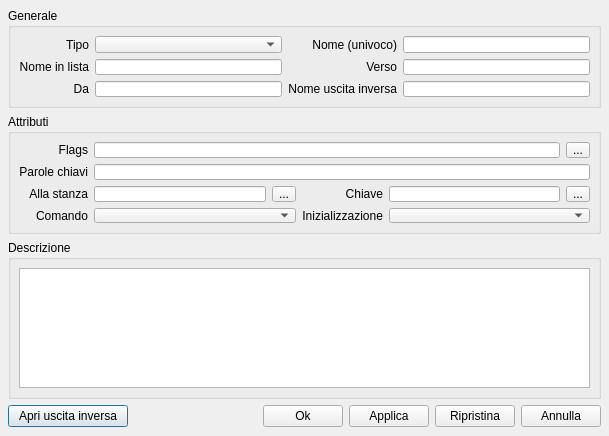
This is guiexit.ui in temporasanguinis/TSKreator as Qt 5 draws it before an edit. The edited form follows.
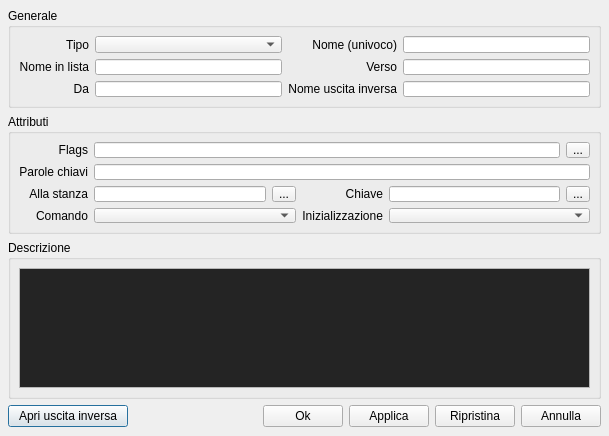
This is the edited form.

Patch:
```diff
--- a/guiexit.ui
+++ b/guiexit.ui
@@ -241,6 +241,70 @@
           <height>200</height>
          </size>
         </property>
+        <property name="palette">
+         <palette>
+          <active>
+           <colorrole role="Text">
+            <brush brushstyle="SolidPattern">
+             <color alpha="255">
+              <red>193</red>
+              <green>193</green>
+              <blue>193</blue>
+             </color>
+            </brush>
+           </colorrole>
+           <colorrole role="Base">
+            <brush brushstyle="SolidPattern">
+             <color alpha="255">
+              <red>36</red>
+              <green>36</green>
+              <blue>36</blue>
+             </color>
+            </brush>
+           </colorrole>
+          </active>
+          <inactive>
+           <colorrole role="Text">
+            <brush brushstyle="SolidPattern">
+             <color alpha="255">
+              <red>193</red>
+              <green>193</green>
+              <blue>193</blue>
+             </color>
+            </brush>
+           </colorrole>
+           <colorrole role="Base">
+            <brush brushstyle="SolidPattern">
+             <color alpha="255">
+              <red>36</red>
+              <green>36</green>
+              <blue>36</blue>
+             </color>
+            </brush>
+           </colorrole>
+          </inactive>
+          <disabled>
+           <colorrole role="Text">
+            <brush brushstyle="SolidPattern">
+             <color alpha="255">
+              <red>120</red>
+              <green>120</green>
+              <blue>120</blue>
+             </color>
+            </brush>
+           </colorrole>
+           <colorrole role="Base">
+            <brush brushstyle="SolidPattern">
+             <color alpha="255">
+              <red>240</red>
+              <green>240</green>
+              <blue>240</blue>
+             </color>
+            </brush>
+           </colorrole>
+          </disabled>
+         </palette>
+        </property>
        </widget>
       </item>
      </layout>
@@ -364,8 +428,8 @@
     </widget>
    </item>
   </layout>
-  <widget class="QWidget" name="" >
-   <property name="geometry" >
+  <widget class="QWidget" name="widget" native="true">
+   <property name="geometry">
     <rect>
      <x>9</x>
      <y>402</y>
@@ -375,8 +439,7 @@
    </property>
   </widget>
  </widget>
- <layoutdefault spacing="5" margin="5" />
- <pixmapfunction></pixmapfunction>
+ <layoutdefault spacing="5" margin="5"/>
  <tabstops>
   <tabstop>mp_comboDirection</tabstop>
   <tabstop>mp_leName</tabstop>
```
Left out of the diff: 284 changed lines with no effect on the pictures.
